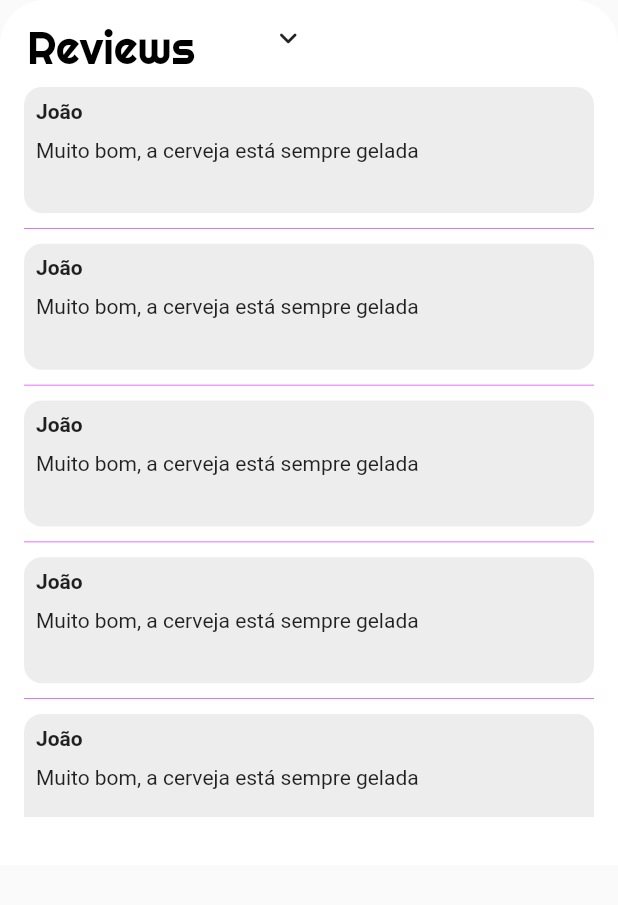
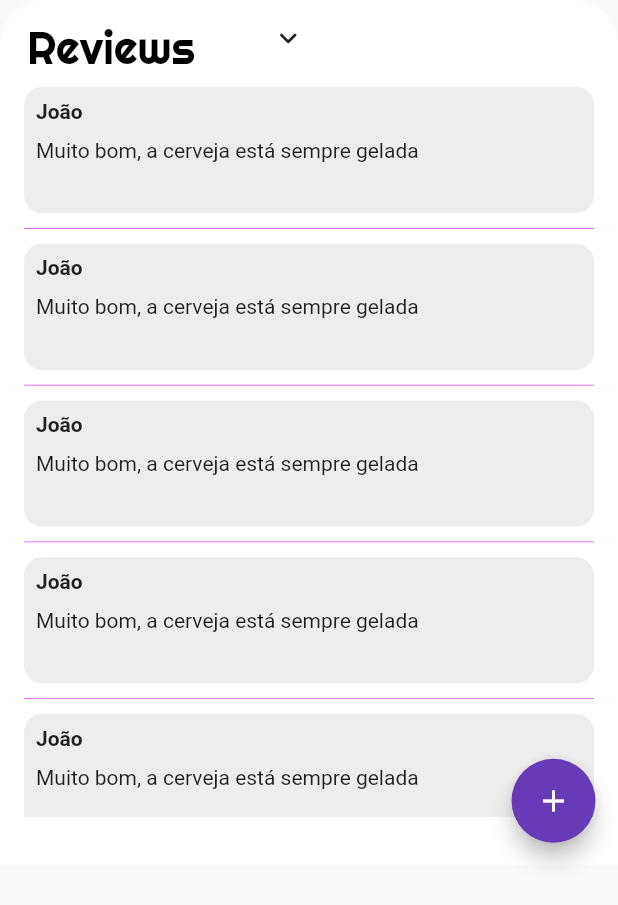
Before and after one commit to AndreNagem1/RoleApp, a Flutter app: the ReviewsPage widget shown alone on an empty page, opened directly, on a phone screen of 412 x 824 dp. Shown: the top 905 px of the screen. Run offline on Flutter 3.47's test engine with Material 2 defaults, Android fonts, the phone set to English and light mode, and no system bars; our stand-ins replace cloud_firestore, firebase_core, geolocator, get, google_fonts, google_maps_flutter; missing offline and left inert: geoflutterfire; accounts and stored records are empty.

Commit message:
started to implemente review dialog

```diff
--- a/lib/reviews_page.dart
+++ b/lib/reviews_page.dart
@@ -1,6 +1,7 @@
 import 'package:flutter/cupertino.dart';
 import 'package:flutter/material.dart';
 import 'package:google_fonts/google_fonts.dart';
+import 'package:rolesp/add_review_dialog.dart';
 import 'package:rolesp/models/review_model.dart';
 import 'package:rolesp/widgets/review_widget.dart';
 
@@ -44,7 +45,9 @@ class ReviewsPage extends StatelessWidget {
       sixReview,
     ];
 
-    return Container(
+    return Stack(
+      children: [
+        Container(
           height: screenHeight * 0.7,
           width: double.infinity,
           decoration: const BoxDecoration(
@@ -107,6 +110,29 @@ class ReviewsPage extends StatelessWidget {
               ),
             ],
           ),
+        ),
+        Container(
+          height: screenHeight * 0.7,
+          width: double.infinity,
+          alignment: Alignment.bottomRight,
+          child: Padding(
+            padding: const EdgeInsets.all(15.0),
+            child: FloatingActionButton(
+              onPressed: () {
+                openAddReviewDialog(context);
+              },
+              child: const Icon(Icons.add),
+            ),
+          ),
+        )
+      ],
+    );
+  }
+
+  openAddReviewDialog(BuildContext context) {
+    showDialog(
+      context: context,
+      builder: (_) => const AddReviewDialog(),
     );
   }
 }
--- a/pubspec.yaml
+++ b/pubspec.yaml
@@ -44,6 +44,7 @@ dependencies:
   cloud_firestore: ^3.1.6
   google_fonts: ^3.0.1
   flutter_svg: ^1.1.6
+  flutter_spinkit: ^5.1.0
 
 dev_dependencies:
   flutter_test:
```
Also changed, not shown: lib/add_review_dialog.dart (added, +46 -0 lines), pubspec.lock. Lines whose indentation alone changed are shown as unchanged.
